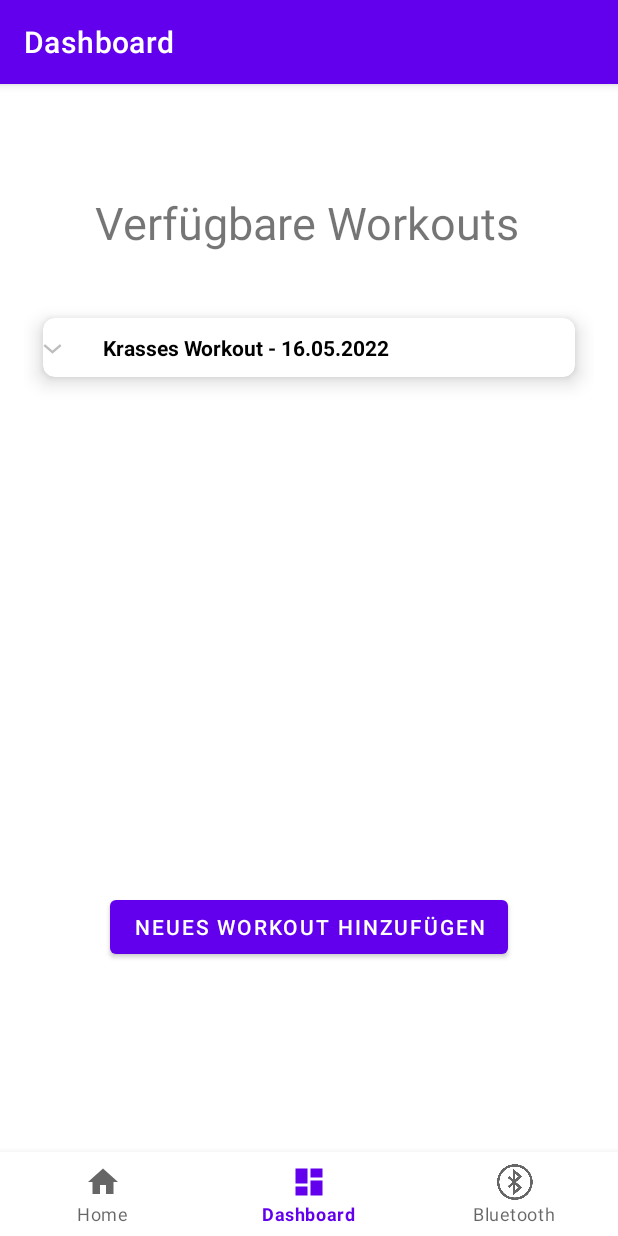
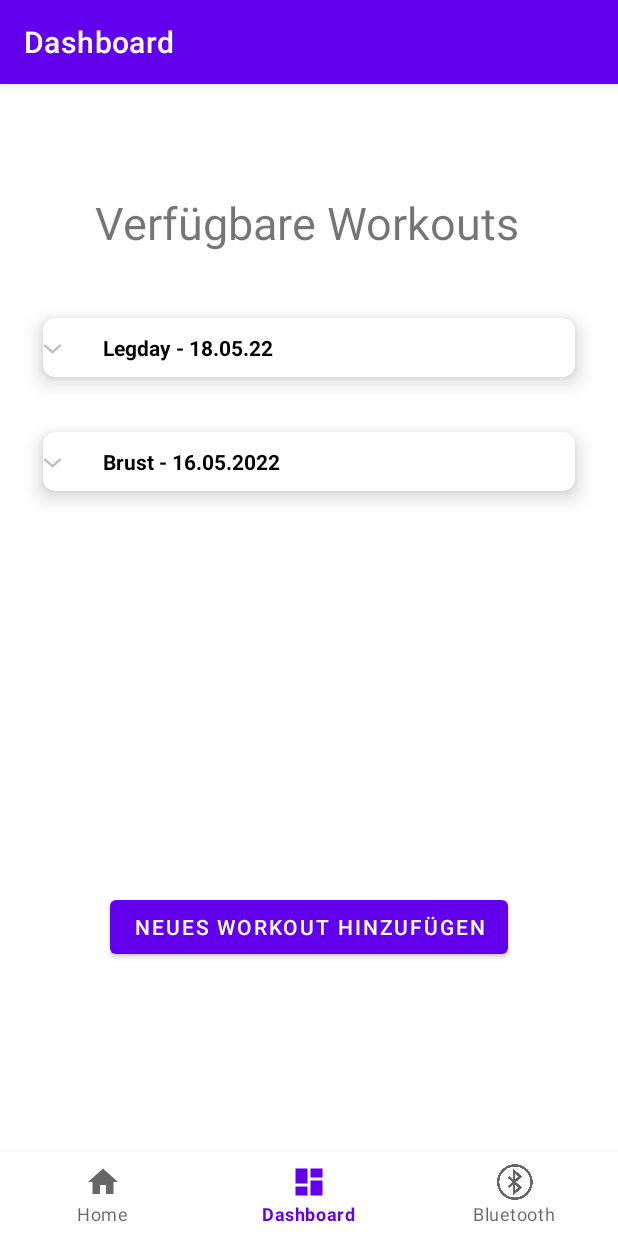
Before and after one commit to CKocher/GymBuddy, an Android app: the DashboardFragment screen opened through its navigation route, on a phone screen of 412 x 824 dp. Run offline under Robolectric (Android 15) with nearby library versions, the phone set to English and light mode, and no system bars; our stand-ins replace EventBus, navigation-ui; 2 statements that could not run were skipped.

Commit message:
listview klappt jetzt auch

```diff
--- a/app/src/main/java/com/example/gymbuddy/adapter/ExpandableListDataItems.java
+++ b/app/src/main/java/com/example/gymbuddy/adapter/ExpandableListDataItems.java
@@ -1,5 +1,6 @@
 package com.example.gymbuddy.adapter;
 
+import com.example.gymbuddy.R;
 import com.example.gymbuddy.common.DrillEnums;
 import com.example.gymbuddy.data.WorkoutExercise;
 
@@ -10,21 +11,28 @@ import java.util.List;
 public class ExpandableListDataItems {
     public static HashMap<String, List<WorkoutExercise>> expandableDetailList = new HashMap<>();
     public static HashMap<String, List<WorkoutExercise>> getData() {
+
+        List<WorkoutExercise> legdayExercises = new ArrayList<>();
+
+        WorkoutExercise legday1 = new WorkoutExercise("Squads",(float) 100, 8,3, R.drawable.failed, "Legday - 18.05.22", DrillEnums.BIZEPSCURLS);
+        legdayExercises.add(legday1);
+        expandableDetailList.put("Legday - 18.05.22", legdayExercises);
+
         List<WorkoutExercise> workoutExercises = new ArrayList<>();
 
-        WorkoutExercise uebung1 = new WorkoutExercise("Bizepscurls", (float)150.3, 2, 2);
-        uebung1.drillEnums = DrillEnums.BIZEPSCURLS;
+        WorkoutExercise uebung1 = new WorkoutExercise("Bizepscurls", (float)150.3, 2, 2, R.drawable.failed,"Brust - 16.05.2022", DrillEnums.BIZEPSCURLS);
         uebung1.finishedReps++;
 
 
 
-        WorkoutExercise uebung2 = new WorkoutExercise("Seitheben", (float)10.6, 2, 2);
-        uebung2.drillEnums = DrillEnums.SEITHEBEN;
+        WorkoutExercise uebung2 = new WorkoutExercise("Seitheben", (float)10.6, 2, 2, R.drawable.failed,"Brust - 16.05.2022", DrillEnums.SEITHEBEN);
         uebung2.finishedReps = 5;
         workoutExercises.add(uebung1);
         workoutExercises.add(uebung2);
 
-        expandableDetailList.put("Krasses Workout - 16.05.2022", workoutExercises);
+        expandableDetailList.put("Brust - 16.05.2022", workoutExercises);
+
+
 
         return expandableDetailList;
     }
--- a/app/src/main/java/com/example/gymbuddy/data/WorkoutExercise.java
+++ b/app/src/main/java/com/example/gymbuddy/data/WorkoutExercise.java
@@ -1,4 +1,6 @@
 package com.example.gymbuddy.data;
+
+import android.graphics.drawable.Drawable;
 
 import com.example.gymbuddy.common.DrillEnums;
 
@@ -13,12 +15,17 @@ public class WorkoutExercise {
     public DrillEnums drillEnums;
     public int progressPercentage = 75;
     public boolean succesfullyFinished = false;
+    public int image;
+    public String parent;
 
 
-    public WorkoutExercise(String uebungsname , float gewicht, int wiederholungen, int saetze){
+    public WorkoutExercise(String uebungsname , float gewicht, int wiederholungen, int saetze, int bild, String eltern, DrillEnums enumerate){
         name = uebungsname;
         weight = gewicht;
         reps = wiederholungen;
         sets = saetze;
+        image = bild;
+        parent = eltern;
+        drillEnums = enumerate;
     }
 }
--- a/app/src/main/java/com/example/gymbuddy/ui/dashboard/DashboardFragment.java
+++ b/app/src/main/java/com/example/gymbuddy/ui/dashboard/DashboardFragment.java
@@ -30,6 +30,7 @@ import com.example.gymbuddy.EventBusMessages.SwitchToHome;
 import com.example.gymbuddy.R;
 import com.example.gymbuddy.adapter.CustomizedExpandableListAdapter;
 import com.example.gymbuddy.adapter.ExpandableListDataItems;
+import com.example.gymbuddy.common.DrillEnums;
 import com.example.gymbuddy.data.WorkoutExercise;
 import com.example.gymbuddy.databinding.FragmentDashboardBinding;
 
@@ -66,7 +67,7 @@ public class DashboardFragment extends Fragment {
         });
 
         expandableListViewExample = (ExpandableListView) root.findViewById(R.id.expandableListViewSample);
-        expandableDetailList = ExpandableListDataItems.getData();
+        expandableDetailList = ExpandableListDataItems.expandableDetailList;
         expandableTitleList = new ArrayList<String>(expandableDetailList.keySet());
         expandableListAdapter = new CustomizedExpandableListAdapter(root.getContext(), expandableTitleList, expandableDetailList);
 
@@ -106,6 +107,9 @@ public class DashboardFragment extends Fragment {
             @Override
             public void onClick(View v) {
 
+                EditText workoutName = root.findViewById(R.id.editTextTextPersonName);
+                String name = workoutName.getText().toString();
+
                 List<WorkoutExercise> workoutExercises = new ArrayList<>();
 
                 CheckBox bizepsCheckbox = root.findViewById(R.id.bizepsadderCheckbox);
@@ -122,7 +126,7 @@ public class DashboardFragment extends Fragment {
                     EditText bizsets2 = root.findViewById(R.id.bizcurlsNumbersets);
                     String bizsets = bizsets2.getText().toString();
 
-                    workoutExercises.add(new WorkoutExercise(bizeps, Float.parseFloat(weight),Integer.parseInt(curls),Integer.parseInt(bizsets)));
+                    workoutExercises.add(new WorkoutExercise(bizeps, Float.parseFloat(weight),Integer.parseInt(curls),Integer.parseInt(bizsets),R.drawable.failed,name, DrillEnums.BIZEPSCURLS));
 
                 }
                 CheckBox trizepsCheckbox = root.findViewById(R.id.trizepsadderCheckbox);
@@ -139,7 +143,7 @@ public class DashboardFragment extends Fragment {
                     EditText trisets2 = root.findViewById(R.id.tripcurlsNumberSet);
                     String trisets = trisets2.getText().toString();
 
-                    workoutExercises.add(new WorkoutExercise(trieps, Float.parseFloat(traiweight),Integer.parseInt(tricurls),Integer.parseInt(trisets)));
+                    workoutExercises.add(new WorkoutExercise(trieps, Float.parseFloat(traiweight),Integer.parseInt(tricurls),Integer.parseInt(trisets),R.drawable.failed,name, DrillEnums.TRIZEPSCURLS));
 
                 }
                 CheckBox squadCheckbox = root.findViewById(R.id.squadsadderCheckbox);
@@ -156,7 +160,7 @@ public class DashboardFragment extends Fragment {
                     EditText squadsets2 = root.findViewById(R.id.squadsNumbersets);
                     String squadsets = squadsets2.getText().toString();
 
-                    workoutExercises.add(new WorkoutExercise(squads, Float.parseFloat(sweight),Integer.parseInt(squadcurls),Integer.parseInt(squadsets)));
+                    workoutExercises.add(new WorkoutExercise(squads, Float.parseFloat(sweight),Integer.parseInt(squadcurls),Integer.parseInt(squadsets),R.drawable.failed,name, DrillEnums.SQUADS));
 
                 }
                 CheckBox faceCheckbox = root.findViewById(R.id.facepullsadderCheckbox);
@@ -173,7 +177,7 @@ public class DashboardFragment extends Fragment {
                     EditText fsets2 = root.findViewById(R.id.facepNumbersets);
                     String fsets = fsets2.getText().toString();
 
-                    workoutExercises.add(new WorkoutExercise(facep, Float.parseFloat(fweight),Integer.parseInt(facecurls),Integer.parseInt(fsets)));
+                    workoutExercises.add(new WorkoutExercise(facep, Float.parseFloat(fweight),Integer.parseInt(facecurls),Integer.parseInt(fsets),R.drawable.failed,name, DrillEnums.BUTTERFLY));
 
                     LinearLayout displaylayout = root.findViewById(R.id.displayLayout);
                     displaylayout.setVisibility(View.VISIBLE);
@@ -181,8 +185,7 @@ public class DashboardFragment extends Fragment {
                     adderLayout.setVisibility(View.GONE);
                 }
 
-                EditText workoutName = root.findViewById(R.id.editTextTextPersonName);
-                String name = workoutName.getText().toString();
+
 
 
 
@@ -215,6 +218,8 @@ public class DashboardFragment extends Fragment {
     @Override
     public void onResume(){
         super.onResume();
+
+        refreshAttempt();
     }
 
     @Override
--- a/app/src/main/res/mipmap-anydpi-v26/ic_launcher.xml
+++ b/app/src/main/res/mipmap-anydpi-v26/ic_launcher.xml
@@ -1,5 +1,5 @@
 <?xml version="1.0" encoding="utf-8"?>
 <adaptive-icon xmlns:android="http://schemas.android.com/apk/res/android">
     <background android:drawable="@drawable/ic_launcher_background" />
-    <foreground android:drawable="@drawable/ic_launcher_foreground" />
+    <foreground android:drawable="@drawable/ic_launcher" />
 </adaptive-icon>
```
Also changed, not shown: app/src/main/java/com/example/gymbuddy/EventBusMessages/EndOfWorkout.java (added, +15 -0 lines), app/src/main/java/com/example/gymbuddy/adapter/CustomizedExpandableListAdapter.java (+16 -5 lines), app/src/main/java/com/example/gymbuddy/ui/home/HomeFragment.java (+7 -10 lines), app/src/main/res/drawable-v24/check.png (added), app/src/main/res/drawable-v24/failed.png (added), app/src/main/res/mipmap-hdpi/ic_launcher.webp (deleted), app/src/main/res/mipmap-mdpi/ic_launcher.png (added), app/src/main/res/mipmap-mdpi/ic_launcher.webp (deleted), app/src/main/res/mipmap-xhdpi/ic_launcher.webp (deleted), app/src/main/res/mipmap-xxhdpi/ic_launcher.webp (deleted), app/src/main/res/mipmap-xxxhdpi/ic_launcher.webp (deleted).
